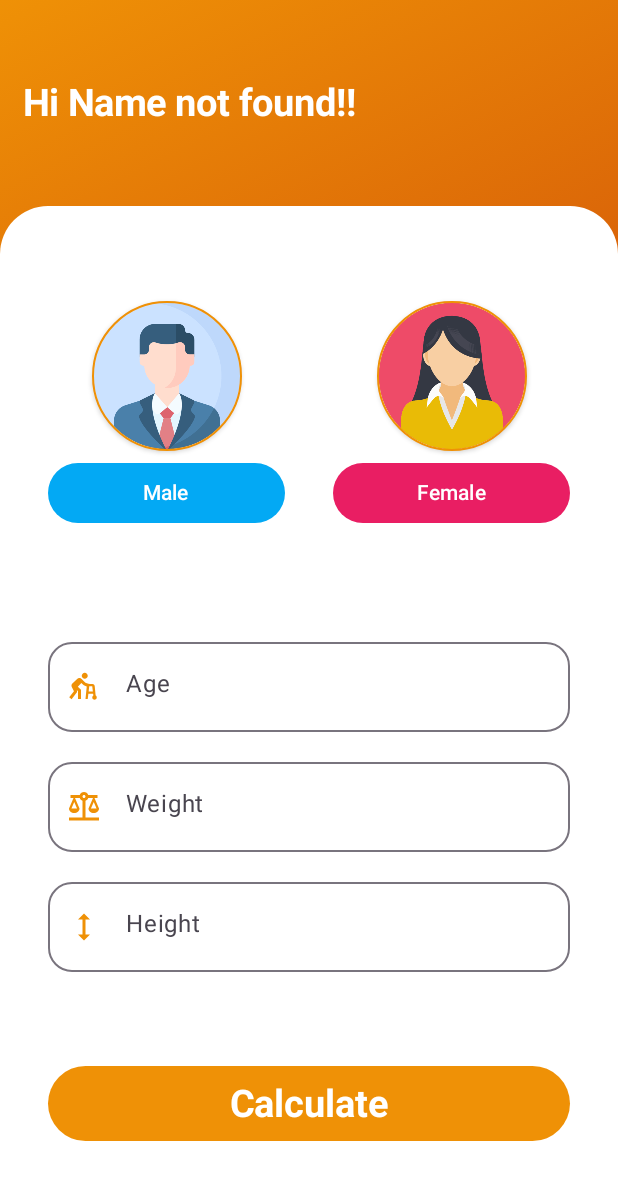
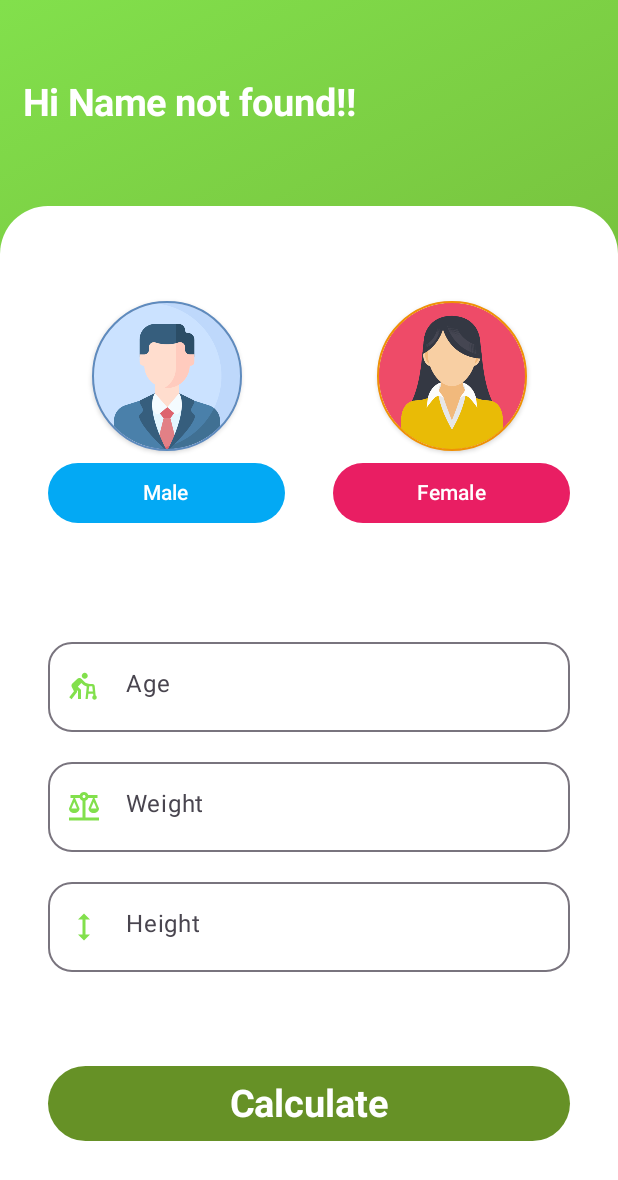
Before and after one commit to lucsnobre/kotlen, an Android app built with Jetpack Compose: the @Preview function UserDataScreenPreview, on a phone screen of 412 x 824 dp. Shown: the top 1180 px of the screen. Run offline under Robolectric (Android 15) with nearby library versions, the phone set to English and light mode, and no system bars.

```diff
--- a/app/src/main/java/br/senai/sp/jandira/imctetamansa/screens/BMIResultScreen.kt
+++ b/app/src/main/java/br/senai/sp/jandira/imctetamansa/screens/BMIResultScreen.kt
@@ -59,8 +59,8 @@ fun BMIResultScreen(navController: NavHostController?) {
             .background(
                 brush = Brush.linearGradient(
                     listOf(
-                        Color(color = 0xFFEF9106),
-                        Color(color = 0xFFB6170C)
+                        Color(color = 0xFF82E04C),
+                        Color(color = 0xFF669126)
                     )
                 )
             ),
@@ -226,7 +226,7 @@ fun BMIResultScreen(navController: NavHostController?) {
                             .padding(horizontal = 16.dp)
                             .height(50.dp),
                         colors = ButtonDefaults.buttonColors(
-                            containerColor = Color(color = 0xFFEF9106)
+                            containerColor = Color(color = 0xFF669126)
                         )
                     ) {
                         Text(
--- a/app/src/main/java/br/senai/sp/jandira/imctetamansa/screens/TelaInicial.kt
+++ b/app/src/main/java/br/senai/sp/jandira/imctetamansa/screens/TelaInicial.kt
@@ -67,8 +67,8 @@ fun TelaInicial(navController: NavHostController?) {
             .background(
                 brush = Brush.linearGradient(
                     listOf(
-                        Color(0xFFEF9106),
-                        Color(0xFFB6170C)
+                        Color(0xFF82E04C),
+                        Color(0xFF669126)
                     )
                 )
             ),
@@ -133,7 +133,7 @@ fun TelaInicial(navController: NavHostController?) {
                                 Icon(
                                     imageVector =  Icons.Default.AccountBox,
                                     contentDescription = "",
-                                    tint = Color(0xFFFF5722)
+                                    tint = Color(0xFF383131)
                                 )
                             },
                             keyboardOptions = KeyboardOptions(
--- a/app/src/main/java/br/senai/sp/jandira/imctetamansa/screens/UserDataScreen.kt
+++ b/app/src/main/java/br/senai/sp/jandira/imctetamansa/screens/UserDataScreen.kt
@@ -1,4 +1,4 @@
-package br.senai.sp.jandira.bmi.screens
+package br.senai.sp.jandira.imctetamansa.screens
 
 import android.content.Context
 import androidx.compose.foundation.BorderStroke
@@ -81,8 +81,8 @@ fun UserDataScreen(navController: NavHostController?) {
             .background(
                 brush = Brush.linearGradient(
                     listOf(
-                        Color(color = 0xFFEF9106),
-                        Color(color = 0xFFB6170C)
+                        Color(color = 0xFF82E04C),
+                        Color(color = 0xFF669126)
                     )
                 )
             ),
@@ -135,7 +135,7 @@ fun UserDataScreen(navController: NavHostController?) {
                                 modifier = Modifier
                                     .size(100.dp),
                                 shape = CircleShape,
-                                border = BorderStroke(1.dp, Color(color = 0xFFEF9106)),
+                                border = BorderStroke(1.dp, Color(color = 0xFF5E8BBE)),
                                 elevation = CardDefaults.cardElevation(2.dp)
                             )
                             {
@@ -209,7 +209,7 @@ fun UserDataScreen(navController: NavHostController?) {
                                 Icon(
                                     imageVector = Icons.Default.AssistWalker,
                                     contentDescription = "",
-                                    tint = Color(color = 0xFFEF9106)
+                                    tint = Color(color = 0xFF82E04C)
                                 )
                             },
                             keyboardOptions = KeyboardOptions(
@@ -236,7 +236,7 @@ fun UserDataScreen(navController: NavHostController?) {
                                 Icon(
                                     imageVector = Icons.Default.Balance,
                                     contentDescription = "",
-                                    tint = Color(color = 0xFFEF9106)
+                                    tint = Color(color = 0xFF82E04C)
                                 )
                             },
                             keyboardOptions = KeyboardOptions(
@@ -244,8 +244,8 @@ fun UserDataScreen(navController: NavHostController?) {
                                 imeAction = ImeAction.Next
                             ),
                             colors = OutlinedTextFieldDefaults.colors(
-                                focusedBorderColor = Color(color = 0xFFEF9106),
-                                cursorColor = Color(color = 0xFFEF9106)
+                                focusedBorderColor = Color(color = 0xFF82E04C),
+                                cursorColor = Color(color = 0xFF82E04C)
                             ),
                             textStyle = TextStyle(fontSize = 24.sp)
                         )
@@ -262,7 +262,7 @@ fun UserDataScreen(navController: NavHostController?) {
                                 Icon(
                                     imageVector = Icons.Default.Height,
                                     contentDescription = "",
-                                    tint = Color(color = 0xFFEF9106)
+                                    tint = Color(color = 0xFF82E04C)
                                 )
                             },
                             keyboardOptions = KeyboardOptions(
@@ -270,8 +270,8 @@ fun UserDataScreen(navController: NavHostController?) {
                                 imeAction = ImeAction.Done
                             ),
                             colors = OutlinedTextFieldDefaults.colors(
-                                focusedBorderColor = Color(color = 0xFFEF9106),
-                                cursorColor = Color(color = 0xFFEF9106)
+                                focusedBorderColor = Color(color = 0xFF82E04C),
+                                cursorColor = Color(color = 0xFF82E04C)
                             ),
                             textStyle = TextStyle(fontSize = 24.sp)
                         )
@@ -290,7 +290,7 @@ fun UserDataScreen(navController: NavHostController?) {
                             .padding(horizontal = 16.dp)
                             .height(50.dp),
                         colors = ButtonDefaults.buttonColors(
-                            containerColor = Color(color = 0xFFEF9106)
+                            containerColor = Color(color = 0xFF669126)
                         )
                     ) {
                         Text(modifier = Modifier
```
